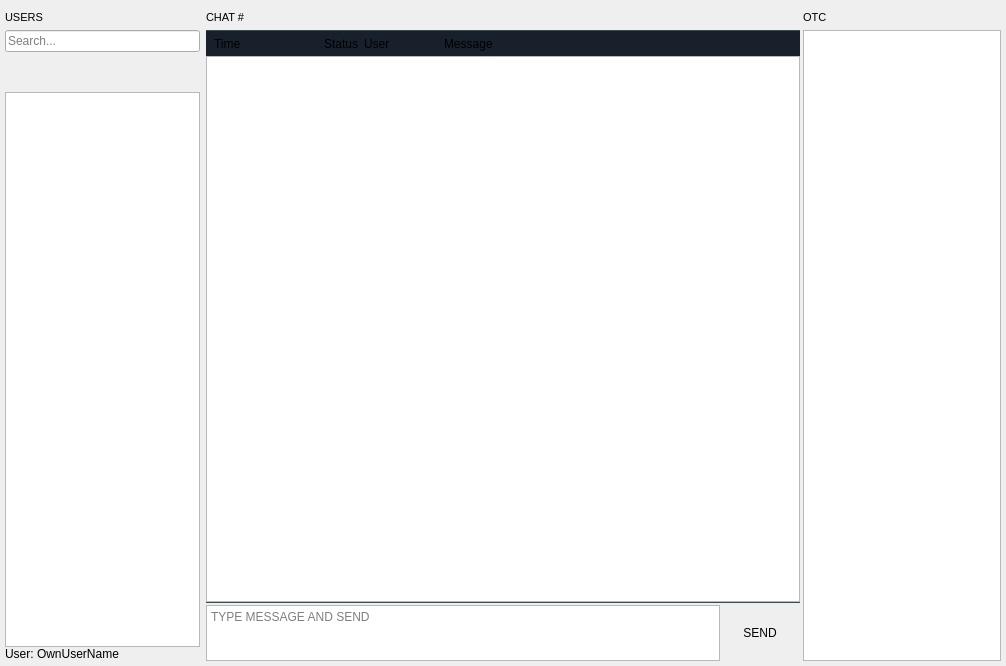
Qt form BlockSettleUILib/ChatWidget.ui (BlockSettle/terminal) before a commit.
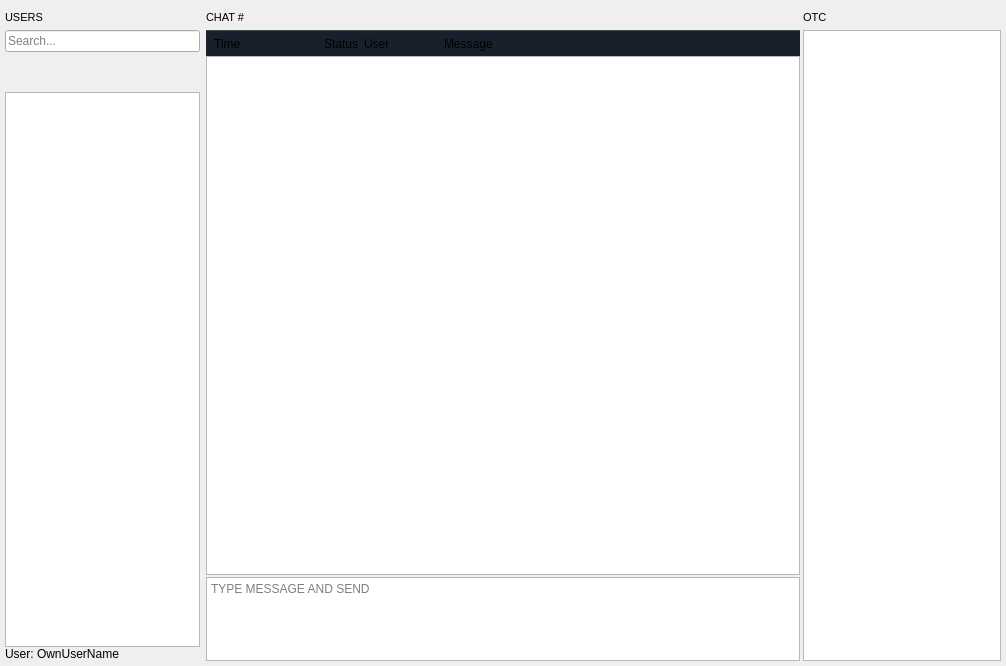
The same form after that commit. Custom widgets are drawn as their Qt base class.

Commit message: Remove send button

```diff
--- a/BlockSettleUILib/ChatWidget.ui
+++ b/BlockSettleUILib/ChatWidget.ui
@@ -474,25 +474,6 @@
               </property>
              </widget>
             </item>
-            <item>
-             <widget class="QWidget" name="separatorWidget2" native="true">
-              <property name="sizePolicy">
-               <sizepolicy hsizetype="Preferred" vsizetype="Fixed">
-                <horstretch>0</horstretch>
-                <verstretch>1</verstretch>
-               </sizepolicy>
-              </property>
-              <property name="minimumSize">
-               <size>
-                <width>0</width>
-                <height>1</height>
-               </size>
-              </property>
-              <property name="styleSheet">
-               <string notr="true">background-color: #3f4c50;</string>
-              </property>
-             </widget>
-            </item>
            </layout>
           </item>
           <item>
@@ -544,22 +525,6 @@
                </property>
               </widget>
              </item>
-             <item>
-              <widget class="QPushButton" name="send">
-               <property name="text">
-                <string>SEND</string>
-               </property>
-               <property name="autoDefault">
-                <bool>true</bool>
-               </property>
-               <property name="default">
-                <bool>true</bool>
-               </property>
-               <property name="flat">
-                <bool>true</bool>
-               </property>
-              </widget>
-             </item>
             </layout>
            </widget>
           </item>
```
The commit also changes 1 other file.
